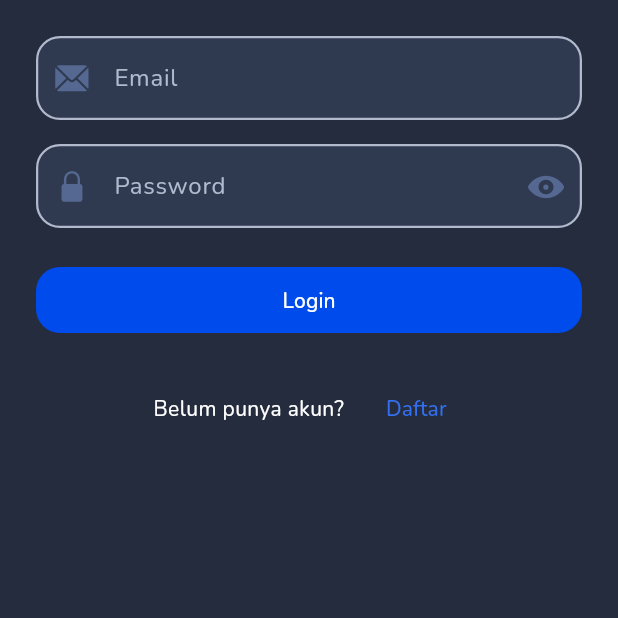
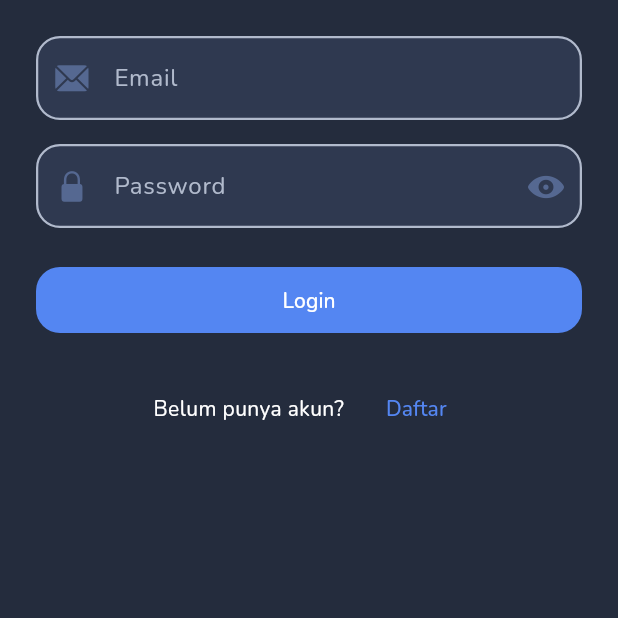
Before and after one commit to mikirinkode/layar_cerita_app, a Flutter app: the screen it shows after launch, on a phone screen of 412 x 824 dp, the top half of it. Run offline on Flutter 3.47's test engine with Material 3 defaults, Android fonts, the light colour scheme and no system bars; our stand-ins replace cached_network_image, flutter_cache_manager, google_fonts, shared_preferences, skeletonizer.

Commit message:
feat handle login

```diff
--- a/lib/presentation/module/home/home_page.dart
+++ b/lib/presentation/module/home/home_page.dart
@@ -100,7 +100,7 @@ class _HomePageState extends State<HomePage> {
               child: const IconButton(
                 onPressed: null,
                 icon: Icon(
-                  CupertinoIcons.home,
+                  CupertinoIcons.house_fill,
                   color: Colors.white,
                 ),
               ),
--- a/lib/presentation/module/login/login_page.dart
+++ b/lib/presentation/module/login/login_page.dart
@@ -1,60 +1,124 @@
 import 'package:flutter/cupertino.dart';
 import 'package:flutter/material.dart';
 import 'package:flutter/services.dart';
+import 'package:layar_cerita_app/presentation/module/login/login_provider.dart';
 import 'package:layar_cerita_app/presentation/theme/app_button_style.dart';
+import 'package:layar_cerita_app/utils/ui_state.dart';
+import 'package:provider/provider.dart';
 
+import '../../../utils/regexp_utils.dart';
 import '../../../utils/ui_utils.dart';
+import '../../global_widgets/error_state_view.dart';
+import '../../global_widgets/loading_indicator.dart';
 import '../../theme/app_color.dart';
 
 class LoginPage extends StatelessWidget {
   final Function() onNavigateToRegister;
+  final Function() onNavigateToHome;
 
-  const LoginPage({super.key, required this.onNavigateToRegister});
+  const LoginPage(
+      {super.key,
+      required this.onNavigateToRegister,
+      required this.onNavigateToHome});
 
   @override
   Widget build(BuildContext context) {
     return Scaffold(
-      body: SafeArea(
-        child: SingleChildScrollView(
-          physics: BouncingScrollPhysics(),
-          padding: UIUtils.paddingAll(24),
+      body: Consumer<LoginProvider>(
+        builder: (context, provider, child) {
+          return SafeArea(
+            child: Stack(
+              children: [
+                body(),
+                provider.loginState.when(
+                  onInitial: () => const SizedBox(),
+                  onLoading: (message) => Center(
+                    child: LoadingIndicator(message: message),
+                  ),
+                  onError: (message) => ErrorStateView(
+                    message: message,
+                    onRetry: () {
+                      provider.resetState();
+                    },
+                  ),
+                  onSuccess: () => const SizedBox(),
+                ),
+              ],
+            ),
+          );
+        },
+      ),
+    );
+  }
+
+  Widget body() {
+    return Consumer<LoginProvider>(builder: (context, provider, child) {
+      return SingleChildScrollView(
+        physics: const BouncingScrollPhysics(),
+        padding: UIUtils.paddingAll(24),
+        child: Form(
+          key: provider.loginFormKey,
           child: Column(
             children: [
-              TextField(
+              TextFormField(
                 keyboardType: TextInputType.emailAddress,
                 textInputAction: TextInputAction.next,
-                decoration: InputDecoration(
+                autovalidateMode: AutovalidateMode.onUserInteraction,
+                validator: RegExpUtils.validateEmail,
+                decoration: const InputDecoration(
                   hintText: "Email",
                   prefixIcon: Icon(
                     CupertinoIcons.mail_solid,
                     color: AppColor.neutral500,
                   ),
                 ),
+                onChanged: provider.onEmailChanged,
               ),
               UIUtils.heightSpace(16),
-              TextField(
+              TextFormField(
                 keyboardType: TextInputType.visiblePassword,
-                obscureText: true,
+                obscureText: provider.obsecurePassword.value,
                 textInputAction: TextInputAction.done,
+                autovalidateMode: AutovalidateMode.onUserInteraction,
+                validator: (value) {
+                  if (value?.isEmpty == true) {
+                    return "Password tidak boleh kosong.";
+                  } else {
+                    return null;
+                  }
+                },
                 decoration: InputDecoration(
                   hintText: "Password",
-                  prefixIcon: Icon(
+                  prefixIcon: const Icon(
                     CupertinoIcons.lock_fill,
                     color: AppColor.neutral500,
                   ),
-                  suffixIcon: Icon(
-                    CupertinoIcons.eye_fill,
-                    color: AppColor.neutral500,
+                  suffixIcon: IconButton(
+                    onPressed: provider.toggleObsecurePassword,
+                    icon: Icon(
+                      provider.obsecurePassword.value
+                          ? CupertinoIcons.eye_fill
+                          : CupertinoIcons.eye_slash_fill,
+                      color: AppColor.neutral500,
+                    ),
                   ),
                 ),
+                onChanged: provider.onPasswordChanged,
               ),
               UIUtils.heightSpace(24),
               SizedBox(
                 width: double.infinity,
                 child: FilledButton(
-                  onPressed: () {},
+                  onPressed: () {
+                    provider.login(
+                      onLoginSuccess: () {
+                        debugPrint("onLoginSuccess");
+                        onNavigateToHome();
+                      },
+                    );
+                  },
                   style: AppButtonStyle.filledPrimary,
-                  child: Text("Login"),
+                  child: const Text("Login"),
                 ),
               ),
               UIUtils.heightSpace(24),
@@ -62,18 +126,18 @@ class LoginPage extends StatelessWidget {
                 mainAxisSize: MainAxisSize.max,
                 mainAxisAlignment: MainAxisAlignment.center,
                 children: [
-                  Text("Belum punya akun?"),
+                  const Text("Belum punya akun?"),
                   UIUtils.widthSpace(16),
                   TextButton(
                     onPressed: onNavigateToRegister,
-                    child: Text("Daftar"),
+                    child: const Text("Daftar"),
                   ),
                 ],
               )
             ],
           ),
         ),
-      ),
-    );
+      );
+    });
   }
 }
--- a/lib/presentation/module/profile/profile_provider.dart
+++ b/lib/presentation/module/profile/profile_provider.dart
@@ -1,3 +1,5 @@
+import 'dart:developer';
+
 import 'package:flutter/foundation.dart';
 import 'package:layar_cerita_app/data/repository/auth_repository.dart';
 import 'package:layar_cerita_app/data/repository/user_repository.dart';
--- a/lib/presentation/route/router_delegate.dart
+++ b/lib/presentation/route/router_delegate.dart
@@ -58,6 +58,9 @@ class AppRouterDelegate extends RouterDelegate
             child: LoginPage(
               onNavigateToRegister: () {
                 navigateToAndClearStack(path: AppPath.register);
+              },
+              onNavigateToHome: () {
+                navigateToAndClearStack(path: AppPath.home);
               },
             ),
           ),
--- a/lib/presentation/theme/app_button_style.dart
+++ b/lib/presentation/theme/app_button_style.dart
@@ -2,18 +2,17 @@ import 'package:flutter/material.dart';
 
 import '../../utils/ui_utils.dart';
 import 'app_color.dart';
-
 
 class AppButtonStyle {
   AppButtonStyle._();
 
   static ButtonStyle filledPrimary = ButtonStyle(
     backgroundColor: WidgetStateProperty.resolveWith(
-          (states) {
+      (states) {
         if (states.contains(WidgetState.disabled)) {
           return AppColor.neutral200;
         }
-        return AppColor.primary500;
+        return AppColor.primary300;
       },
     ),
     padding: WidgetStateProperty.all(
@@ -24,7 +23,7 @@ class AppButtonStyle {
       ),
     ),
     foregroundColor: WidgetStateProperty.resolveWith(
-          (states) {
+      (states) {
         if (states.contains(WidgetState.disabled)) {
           return AppColor.neutral500;
         }
--- a/lib/presentation/theme/app_theme.dart
+++ b/lib/presentation/theme/app_theme.dart
@@ -61,11 +61,11 @@ class AppTheme {
   static darkTheme(BuildContext context) {
     return ThemeData(
       colorScheme: ColorScheme.fromSeed(
-        seedColor: AppColor.primary400,
-        primary: AppColor.primary400,
+        seedColor: AppColor.primary300,
+        primary: AppColor.primary300,
         brightness: Brightness.dark,
       ),
-      primaryColor: AppColor.primary400,
+      primaryColor: AppColor.primary300,
       scaffoldBackgroundColor: AppColor.darkBackgroundColor,
       cardColor: AppColor.neutral800,
       dividerColor: AppColor.neutral500,
@@ -98,7 +98,7 @@ class AppTheme {
         color: Colors.white,
       ),
       floatingActionButtonTheme: const FloatingActionButtonThemeData(
-        backgroundColor: AppColor.primary400,
+        backgroundColor: AppColor.primary300,
         foregroundColor: AppColor.neutral700,
         extendedTextStyle: TextStyle(
           fontSize: 14,
```
Also changed, not shown: lib/presentation/global_widgets/loading_indicator.dart (+4 -4 lines), lib/presentation/module/login/login_provider.dart (+56 -0 lines), lib/presentation/module/profile/profile_page.dart (+11 -9 lines), lib/presentation/module/register/register_page.dart (+10 -3 lines).
